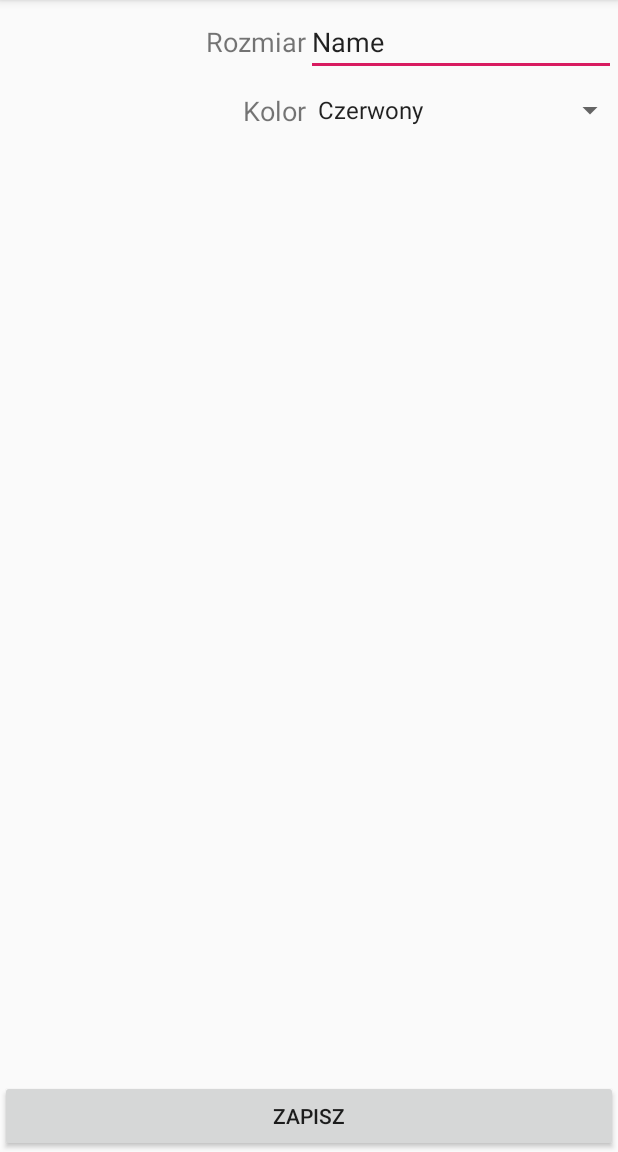
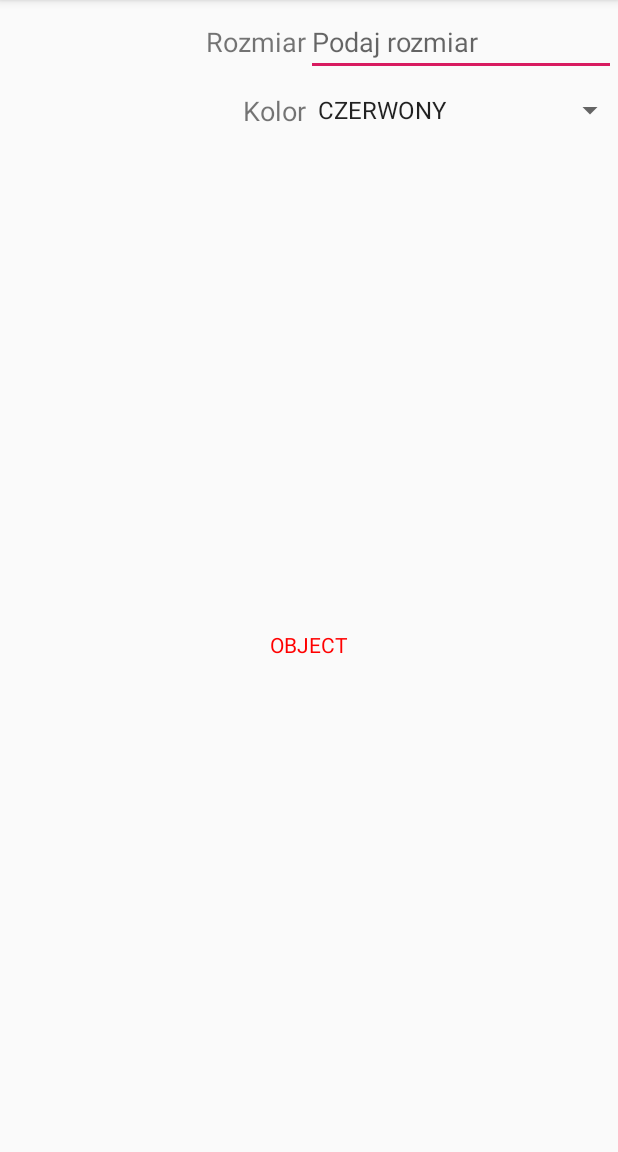
Before and after one commit to LukSpiewak/SMB-Project, an Android app: the OptionsActivity screen opened directly, with no data from a screen before it, on a phone screen of 412 x 824 dp, the part 84-1236 px from its top. Run offline under Robolectric (Android 15) with nearby library versions, the phone set to English and light mode, and no system bars.

```diff
--- a/app/src/main/java/smb/pja/smbproject/first/options/OptionsActivity.java
+++ b/app/src/main/java/smb/pja/smbproject/first/options/OptionsActivity.java
@@ -1,10 +1,15 @@
 package smb.pja.smbproject.first.options;
 
+import android.content.Context;
+import android.content.SharedPreferences;
+import android.graphics.Color;
 import android.os.Bundle;
 import android.support.v7.app.AppCompatActivity;
 import android.view.View;
+import android.widget.AdapterView;
 import android.widget.EditText;
 import android.widget.Spinner;
+import android.widget.TextView;
 import android.widget.Toast;
 
 import smb.pja.smbproject.R;
@@ -12,23 +17,104 @@ import smb.pja.smbproject.R;
 
 public class OptionsActivity extends AppCompatActivity {
 
+    private SharedPreferences sp;
+
     private EditText sizeEditText;
     private Spinner colorSpinner;
+    private TextView textView;
 
     @Override
     protected void onCreate(Bundle savedInstanceState) {
         super.onCreate(savedInstanceState);
         setContentView(R.layout.activity_options);
         sizeEditText = findViewById(R.id.options_size_editText);
+        sizeEditText.setOnFocusChangeListener(sizeKeyListener());
         colorSpinner = findViewById(R.id.options_color_spinner);
+        colorSpinner.setOnItemSelectedListener(itemSelectedListener());
+        textView = findViewById(R.id.options_object_textView);
+        setSharedPreferences();
+    }
+
+    @Override
+    protected void onPause() {
+        super.onPause();
+        savePreferences();
     }
 
     public void onClick(View view) {
         StringBuilder sb = new StringBuilder();
-        sb.append(sizeEditText.getText().toString()).append(",");
-        sb.append(colorSpinner.getSelectedItem().toString());
+        sb.append(sp.getFloat("options_size", 5f)).append(",");
+        sb.append(sp.getInt("options_color", 0));
 
         Toast.makeText(this, sb.toString(), Toast.LENGTH_LONG)
                 .show();
     }
+
+
+    private void setSharedPreferences() {
+        sp = this.getPreferences(Context.MODE_PRIVATE);
+        fillSavePreferences();
+    }
+
+    private void savePreferences() {
+        SharedPreferences.Editor editor = sp.edit();
+        editor.putFloat("options_size", Float.valueOf(sizeEditText.getText().toString()));
+        editor.putInt("options_color", colorSpinner.getSelectedItemPosition());
+        editor.commit();
+    }
+
+    private void fillSavePreferences() {
+        if (sp.contains("options_size")) {
+            sizeEditText.setText(String.valueOf(sp.getFloat("options_size", 5f)));
+        }
+
+        if (sp.contains("options_color")) {
+            colorSpinner.setSelection(sp.getInt("options_color", 0));
+        }
+
+    }
+
+    private AdapterView.OnItemSelectedListener itemSelectedListener() {
+        return new AdapterView.OnItemSelectedListener() {
+            @Override
+            public void onItemSelected(AdapterView<?> parent, View view, int position, long id) {
+                String color = (String) colorSpinner.getItemAtPosition(position);
+                textView.setTextColor(getColorId(color));
+            }
+
+            private int getColorId(String color) {
+                switch (color) {
+                    case "CZERWONY":
+                        return Color.RED;
+                    case "CZARNY":
+                        return Color.BLACK;
+                    case "SZARY":
+                        return Color.GRAY;
+                    case "BIAŁY":
+                        return Color.WHITE;
+                    case "ZIELONY":
+                        return Color.GREEN;
+                    case "NIEBIESKI":
+                        return Color.BLUE;
+                    case "ŻÓŁTY":
+                        return Color.YELLOW;
+                    default:
+                        return Color.RED;
+                }
+            }
+
+            @Override
+            public void onNothingSelected(AdapterView<?> parent) {
+                // ignore
+            }
+        };
+    }
+
+    private View.OnFocusChangeListener sizeKeyListener() {
+        return (v, hasFocus) -> {
+            if (!hasFocus)  {
+                textView.setTextSize(Float.valueOf(sizeEditText.getText().toString()));
+            }
+        };
+    }
 }
--- a/app/src/main/res/layout/activity_options.xml
+++ b/app/src/main/res/layout/activity_options.xml
@@ -32,8 +32,8 @@
                 android:layout_height="wrap_content"
                 android:layout_column="1"
                 android:ems="10"
-                android:inputType="textPersonName"
-                android:text="Name" />
+                android:inputType="numberDecimal"
+                android:hint="@string/options_size_edit_text_hint" />
         </TableRow>
 
         <TableRow
@@ -64,18 +64,19 @@
         android:layout_width="match_parent"
         android:layout_height="match_parent">
 
-        <Button
-            android:id="@+id/options_save_button"
-            android:layout_width="0dp"
+        <TextView
+            android:id="@+id/options_object_textView"
+            android:layout_width="wrap_content"
             android:layout_height="wrap_content"
-            android:layout_marginStart="0dp"
-            android:layout_marginEnd="0dp"
-            android:layout_marginBottom="0dp"
-            android:text="@string/options_save"
+            android:layout_marginStart="8dp"
+            android:layout_marginTop="8dp"
+            android:layout_marginEnd="8dp"
+            android:layout_marginBottom="8dp"
+            android:text="@string/options_object_label"
             app:layout_constraintBottom_toBottomOf="parent"
             app:layout_constraintEnd_toEndOf="parent"
             app:layout_constraintStart_toStartOf="parent"
-            android:onClick="onClick"/>
+            app:layout_constraintTop_toTopOf="parent" />
     </android.support.constraint.ConstraintLayout>
 
 </LinearLayout>
--- a/app/src/main/res/values/strings.xml
+++ b/app/src/main/res/values/strings.xml
@@ -17,11 +17,16 @@
     <string name="add_element_name_label">Nazwa</string>
     <string name="add_element_save_button">Zapisz</string>
     <string name="add_element_remove_button">Usuń</string>
+    <string name="options_object_label">OBJECT</string>
+    <string name="options_size_edit_text_hint">Podaj rozmiar</string>
 
     <string-array name="options_spinner">
-        <item>Czerwony</item>
-        <item>Zielony</item>
-        <item>Czarny</item>
-        <item>Niebieski</item>
+        <item>CZERWONY</item>
+        <item>CZARNY</item>
+        <item>SZARY</item>
+        <item>BIAŁY</item>
+        <item>ZIELONY</item>
+        <item>NIEBIESKI</item>
+        <item>ŻÓŁTY</item>
     </string-array>
 </resources>
```
